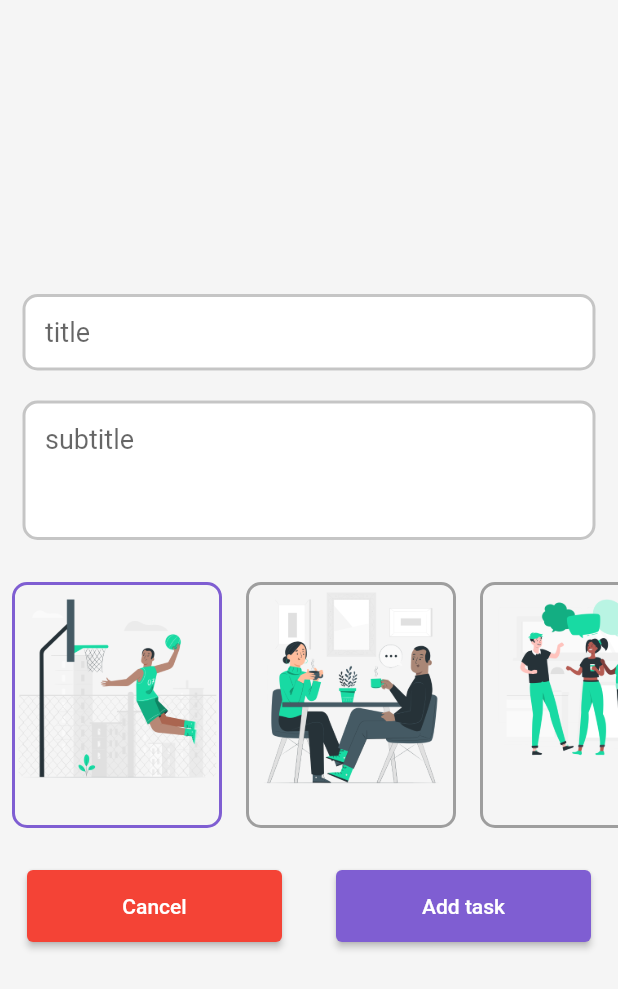
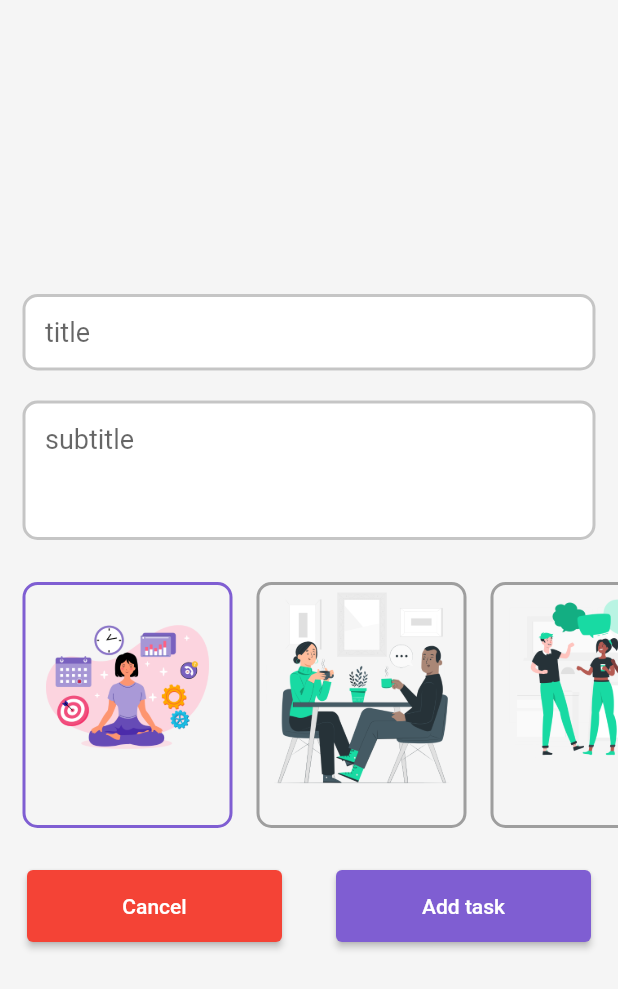
Before and after one commit to VikkiCat/Flutter_TODO_App, a Flutter app: the Add_Screen screen opened directly, on a phone screen of 412 x 824 dp. Shown: the top 989 px of the screen. Run offline on Flutter 3.47's test engine with Material 2 defaults, Android fonts, the phone set to English and light mode, and no system bars; our stand-ins replace cloud_firestore, firebase_auth, firebase_core; accounts and stored records are empty.

Commit message:
Add task screen fixed

```diff
--- a/lib/main.dart
+++ b/lib/main.dart
@@ -21,7 +21,7 @@ class MyApp extends StatelessWidget {
   Widget build(BuildContext context) {
     return const MaterialApp(
       debugShowCheckedModeBanner: false,
-      home: Home_Screen(),
+      home: Add_Screen(),
     );
   }
 }
--- a/lib/screen/add_note_screen.dart
+++ b/lib/screen/add_note_screen.dart
@@ -72,7 +72,7 @@ class _Add_ScreenState extends State<Add_Screen> {
     return Container(
       height: 180,
       child: ListView.builder(
-        itemCount: 6,
+        itemCount: 4,
         scrollDirection: Axis.horizontal,
         itemBuilder: (context, index) {
           return GestureDetector(
@@ -81,6 +81,8 @@ class _Add_ScreenState extends State<Add_Screen> {
                 indexx = index;
               });
             },
+            child: Padding(
+              padding: EdgeInsets.only(left: index == 0 ? 7 : 0),
               child: Container(
                 decoration: BoxDecoration(
                   borderRadius: BorderRadius.circular(10),
@@ -95,6 +97,7 @@ class _Add_ScreenState extends State<Add_Screen> {
                   children: [
                     Image.asset('images/${index}.png'),
                   ],
+                ),
               ),
             ),
           );
--- a/lib/widgets/task_widget.dart
+++ b/lib/widgets/task_widget.dart
@@ -158,7 +158,7 @@ class _Task_WidgetState extends State<Task_Widget> {
       height: 130,
       width: 100,
       decoration: BoxDecoration(
-        color: Colors.amber,
+        color: Colors.white,
         image: DecorationImage(
             image: AssetImage('images/${widget._note.image_index}.png'),
             fit: BoxFit.cover),
```
Also changed, not shown: images/0.png, images/3.png, images/4.png, images/no0.png (added), 2 other files. Lines whose indentation alone changed are shown as unchanged.
